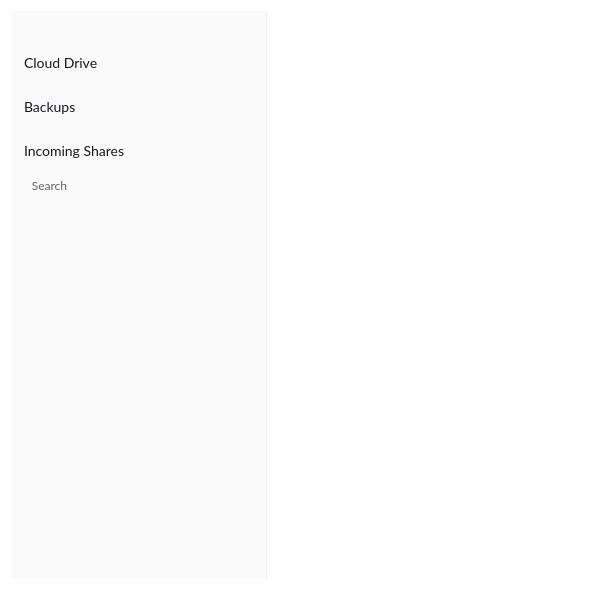
Before: the Qt Designer form src/MEGASync/gui/node_selector/gui/win/NodeSelector.ui in meganz/MEGAsync, drawn with Qt 5.
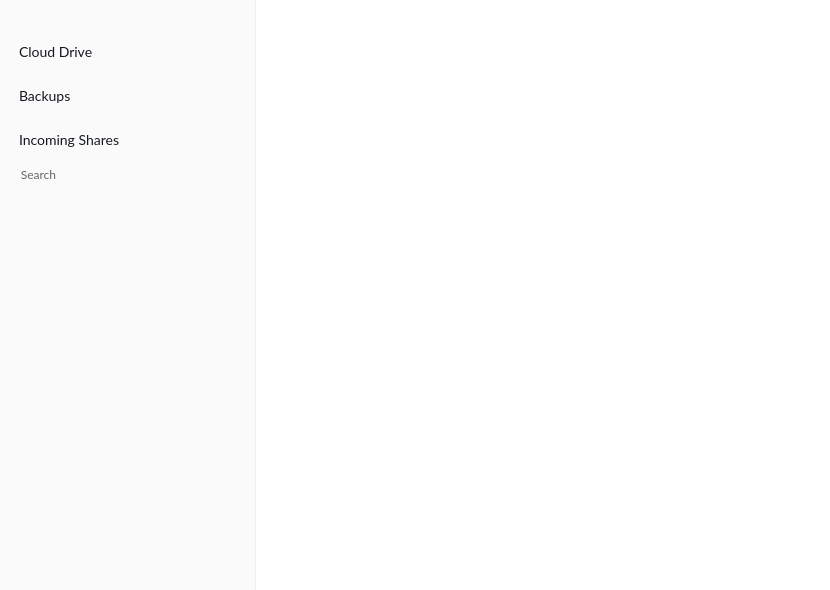
After: the same form once the commit is applied. Icons and pictures are not drawn.

The edit to the form file:
```diff
--- a/src/MEGASync/gui/node_selector/gui/win/NodeSelector.ui
+++ b/src/MEGASync/gui/node_selector/gui/win/NodeSelector.ui
@@ -9,13 +9,13 @@
    <rect>
     <x>0</x>
     <y>0</y>
-    <width>600</width>
+    <width>830</width>
     <height>590</height>
    </rect>
   </property>
   <property name="minimumSize">
    <size>
-    <width>540</width>
+    <width>700</width>
     <height>530</height>
    </size>
   </property>
@@ -76,12 +76,23 @@
     qproperty-alignment: 'AlignLeft | AlignVCenter';
 }
 
-#wSearch QFrame
+#wStorage QFrame
 {
     padding-right: 6px;
     padding-left: 6px;
 }
 
+#wSearch  QFrame
+{
+    padding-right: 6px;
+    padding-left: 6px;
+}
+
+#wStorage QPushButton
+{
+    height: 34px;
+}
+
 #wSearch QPushButton
 {
     height: 34px;
@@ -134,6 +145,18 @@
    <bool>true</bool>
   </property>
   <layout class="QHBoxLayout" name="horizontalLayout_15" stretch="0,1">
+   <property name="leftMargin">
+    <number>0</number>
+   </property>
+   <property name="topMargin">
+    <number>0</number>
+   </property>
+   <property name="rightMargin">
+    <number>0</number>
+   </property>
+   <property name="bottomMargin">
+    <number>0</number>
+   </property>
    <item>
     <widget class="QWidget" name="wLeftPane" native="true">
      <property name="sizePolicy">
@@ -295,6 +318,12 @@
          </item>
          <item>
           <widget class="QFrame" name="fBackups">
+           <property name="minimumSize">
+            <size>
+             <width>0</width>
+             <height>0</height>
+            </size>
+           </property>
            <property name="frameShape">
             <enum>QFrame::NoFrame</enum>
            </property>
@@ -582,6 +611,12 @@
    </item>
    <item>
     <widget class="QStackedWidget" name="stackedWidget">
+     <property name="minimumSize">
+      <size>
+       <width>0</width>
+       <height>0</height>
+      </size>
+     </property>
      <property name="currentIndex">
       <number>-1</number>
      </property>
```
Left out of the diff: 2 changed lines with no effect on the pictures.
